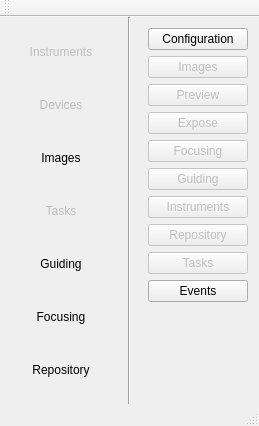
Above: gui/snowgui/main/mainwindow.ui from AndreasFMueller/AstroPhotography before the change. Below: the same form after it.
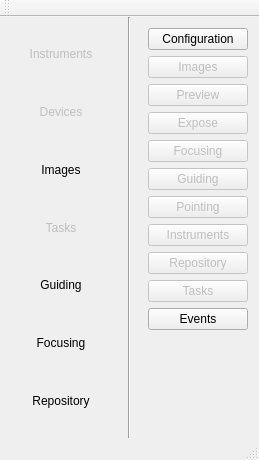
That is the form after the change.

Commit message: add pointing subapplication first draft

The edit to the form file:
```diff
--- a/gui/snowgui/main/mainwindow.ui
+++ b/gui/snowgui/main/mainwindow.ui
@@ -10,7 +10,7 @@
     <x>0</x>
     <y>0</y>
     <width>259</width>
-    <height>426</height>
+    <height>460</height>
    </rect>
   </property>
   <property name="sizePolicy">
@@ -164,13 +164,43 @@
     <item>
      <widget class="QWidget" name="appsWidget" native="true">
       <layout class="QGridLayout" name="gridLayout">
-       <item row="4" column="0">
-        <widget class="QPushButton" name="appFocusingButton">
+       <item row="2" column="0">
+        <widget class="QPushButton" name="appPreviewButton">
          <property name="enabled">
           <bool>false</bool>
          </property>
          <property name="text">
-          <string>Focusing</string>
+          <string>Preview</string>
+         </property>
+        </widget>
+       </item>
+       <item row="7" column="0">
+        <widget class="QPushButton" name="appInstrumentsButton">
+         <property name="enabled">
+          <bool>false</bool>
+         </property>
+         <property name="text">
+          <string>Instruments</string>
+         </property>
+        </widget>
+       </item>
+       <item row="3" column="0">
+        <widget class="QPushButton" name="appExposeButton">
+         <property name="enabled">
+          <bool>false</bool>
+         </property>
+         <property name="text">
+          <string>Expose</string>
+         </property>
+        </widget>
+       </item>
+       <item row="8" column="0">
+        <widget class="QPushButton" name="appRepositoryButton">
+         <property name="enabled">
+          <bool>false</bool>
+         </property>
+         <property name="text">
+          <string>Repository</string>
          </property>
         </widget>
        </item>
@@ -184,7 +214,17 @@
          </property>
         </widget>
        </item>
-       <item row="10" column="0">
+       <item row="4" column="0">
+        <widget class="QPushButton" name="appFocusingButton">
+         <property name="enabled">
+          <bool>false</bool>
+         </property>
+         <property name="text">
+          <string>Focusing</string>
+         </property>
+        </widget>
+       </item>
+       <item row="11" column="0">
         <spacer name="verticalSpacer">
          <property name="orientation">
           <enum>Qt::Vertical</enum>
@@ -197,26 +237,6 @@
          </property>
         </spacer>
        </item>
-       <item row="3" column="0">
-        <widget class="QPushButton" name="appExposeButton">
-         <property name="enabled">
-          <bool>false</bool>
-         </property>
-         <property name="text">
-          <string>Expose</string>
-         </property>
-        </widget>
-       </item>
-       <item row="6" column="0">
-        <widget class="QPushButton" name="appInstrumentsButton">
-         <property name="enabled">
-          <bool>false</bool>
-         </property>
-         <property name="text">
-          <string>Instruments</string>
-         </property>
-        </widget>
-       </item>
        <item row="0" column="0">
         <widget class="QPushButton" name="appConfigurationButton">
          <property name="enabled">
@@ -227,53 +247,43 @@
          </property>
         </widget>
        </item>
-       <item row="7" column="0">
-        <widget class="QPushButton" name="appRepositoryButton">
-         <property name="enabled">
-          <bool>false</bool>
-         </property>
-         <property name="text">
-          <string>Repository</string>
-         </property>
-        </widget>
-       </item>
-       <item row="2" column="0">
-        <widget class="QPushButton" name="appPreviewButton">
-         <property name="enabled">
-          <bool>false</bool>
-         </property>
-         <property name="text">
-          <string>Preview</string>
-         </property>
-        </widget>
-       </item>
-       <item row="8" column="0">
-        <widget class="QPushButton" name="appTasksButton">
-         <property name="enabled">
-          <bool>false</bool>
-         </property>
-         <property name="text">
-          <string>Tasks</string>
-         </property>
-        </widget>
-       </item>
-       <item row="5" column="0">
-        <widget class="QPushButton" name="appGuidingButton">
-         <property name="enabled">
-          <bool>false</bool>
-         </property>
-         <property name="text">
-          <string>Guiding</string>
-         </property>
-        </widget>
-       </item>
        <item row="9" column="0">
+        <widget class="QPushButton" name="appTasksButton">
+         <property name="enabled">
+          <bool>false</bool>
+         </property>
+         <property name="text">
+          <string>Tasks</string>
+         </property>
+        </widget>
+       </item>
+       <item row="10" column="0">
         <widget class="QPushButton" name="appEventsButton">
          <property name="text">
           <string>Events</string>
          </property>
         </widget>
        </item>
+       <item row="5" column="0">
+        <widget class="QPushButton" name="appGuidingButton">
+         <property name="enabled">
+          <bool>false</bool>
+         </property>
+         <property name="text">
+          <string>Guiding</string>
+         </property>
+        </widget>
+       </item>
+       <item row="6" column="0">
+        <widget class="QPushButton" name="appPointingButton">
+         <property name="enabled">
+          <bool>false</bool>
+         </property>
+         <property name="text">
+          <string>Pointing</string>
+         </property>
+        </widget>
+       </item>
       </layout>
      </widget>
     </item>
```
The commit also changes 8 other files.
